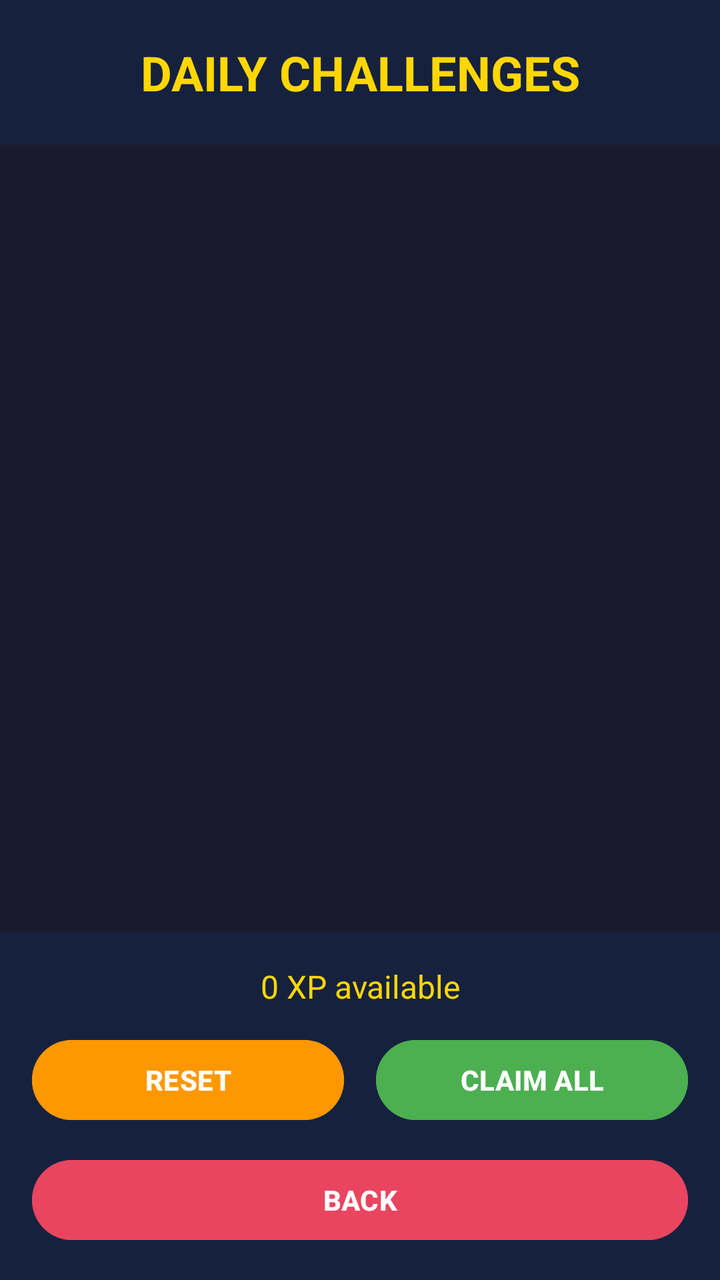
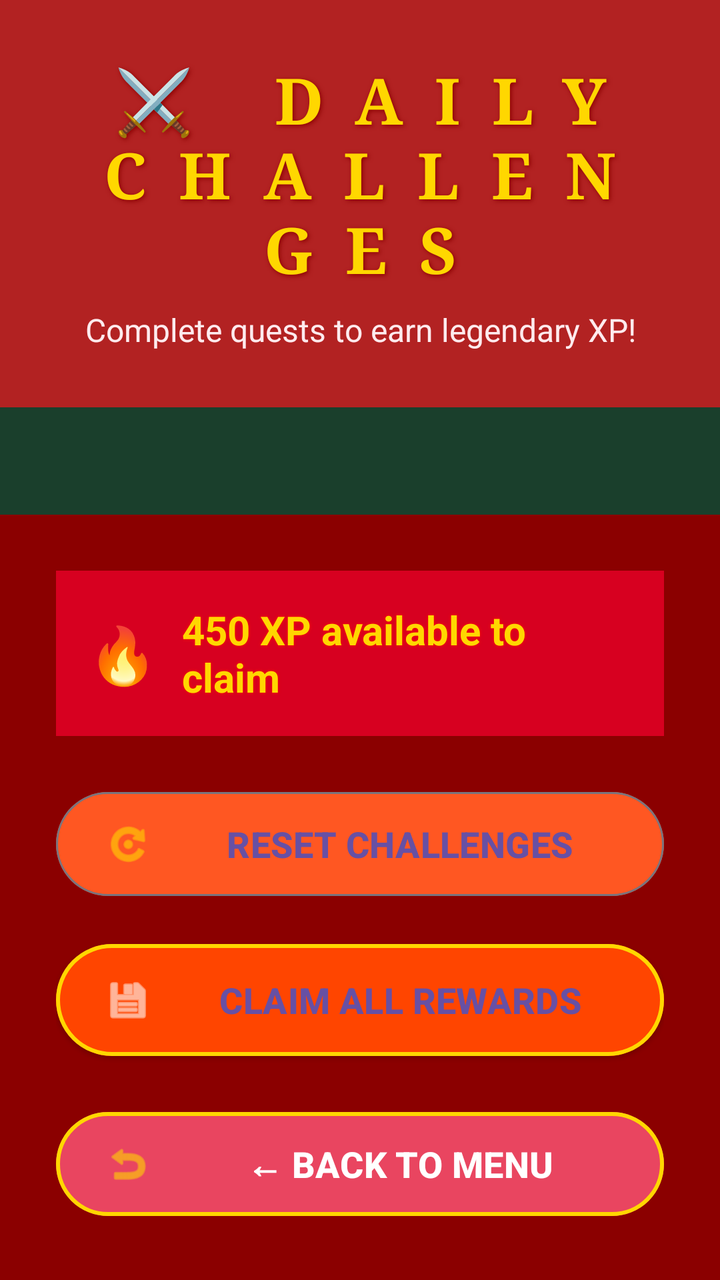

Compare the two renders of this Android layout. The source of the first and the diff that turns it into the second are given below.
<!-- AndroidManifest.xml: application theme Theme.HuntersGame -->
<!-- res/layout/activity_challenges.xml -->
<?xml version="1.0" encoding="utf-8"?>
<LinearLayout xmlns:android="http://schemas.android.com/apk/res/android"
    android:layout_width="match_parent"
    android:layout_height="match_parent"
    android:orientation="vertical"
    android:background="#1A1A2E">

    
    <LinearLayout
        android:layout_width="match_parent"
        android:layout_height="wrap_content"
        android:orientation="vertical"
        android:padding="20dp"
        android:paddingTop="40dp"
        android:background="#16213E">

        <TextView
            android:layout_width="match_parent"
            android:layout_height="wrap_content"
            android:text="DAILY CHALLENGES"
            android:textSize="24sp"
            android:textStyle="bold"
            android:textColor="#FFD700"
            android:gravity="center"/>
    </LinearLayout>

    
    <ScrollView
        android:layout_width="match_parent"
        android:layout_height="0dp"
        android:layout_weight="1">

        <LinearLayout
            android:id="@+id/challenges_container"
            android:layout_width="match_parent"
            android:layout_height="wrap_content"
            android:orientation="vertical"
            android:padding="16dp"/>
    </ScrollView>

    
    <LinearLayout
        android:layout_width="match_parent"
        android:layout_height="wrap_content"
        android:orientation="vertical"
        android:padding="16dp"
        android:background="#16213E">

        
        <TextView
            android:id="@+id/tv_total_rewards"
            android:layout_width="match_parent"
            android:layout_height="wrap_content"
            android:text="0 XP available"
            android:textSize="16sp"
            android:textColor="#FFD700"
            android:gravity="center"
            android:layout_marginBottom="12dp"/>

        
        <LinearLayout
            android:layout_width="match_parent"
            android:layout_height="wrap_content"
            android:orientation="horizontal">

            <Button
                android:id="@+id/btn_reset_challenges"
                android:layout_width="0dp"
                android:layout_height="48dp"
                android:layout_weight="1"
                android:text="RESET"
                android:textSize="14sp"
                android:textStyle="bold"
                android:backgroundTint="#FF9800"
                android:layout_marginEnd="8dp"/>

            <Button
                android:id="@+id/btn_claim_all"
                android:layout_width="0dp"
                android:layout_height="48dp"
                android:layout_weight="1"
                android:text="CLAIM ALL"
                android:textSize="14sp"
                android:textStyle="bold"
                android:backgroundTint="#4CAF50"
                android:layout_marginStart="8dp"/>
        </LinearLayout>

        
        <Button
            android:id="@+id/btn_back_challenges"
            android:layout_width="match_parent"
            android:layout_height="48dp"
            android:text="BACK"
            android:textSize="14sp"
            android:textStyle="bold"
            android:backgroundTint="#E94560"
            android:layout_marginTop="12dp"/>
    </LinearLayout>

</LinearLayout>
<!-- resources referenced by this layout -->
<resources>
  <style name="Theme.HuntersGame" parent="Base.Theme.HuntersGame" />
  <style name="Base.Theme.HuntersGame" parent="Theme.Material3.DayNight.NoActionBar">
          
          
      </style>
</resources>

<!-- the commit's change to res/layout/activity_challenges.xml (unified diff, before → after) -->
@@ -1,101 +1,152 @@
 <?xml version="1.0" encoding="utf-8"?>
 <LinearLayout xmlns:android="http://schemas.android.com/apk/res/android"
+    xmlns:app="http://schemas.android.com/apk/res-auto"
     android:layout_width="match_parent"
     android:layout_height="match_parent"
     android:orientation="vertical"
-    android:background="#1A1A2E">
+    android:background="#1A3F2C">
 
     
     <LinearLayout
         android:layout_width="match_parent"
         android:layout_height="wrap_content"
         android:orientation="vertical"
-        android:padding="20dp"
-        android:paddingTop="40dp"
-        android:background="#16213E">
+        android:padding="28dp"
+        android:paddingTop="56dp"
+        android:background="#B22222">
 
         <TextView
             android:layout_width="match_parent"
             android:layout_height="wrap_content"
-            android:text="DAILY CHALLENGES"
-            android:textSize="24sp"
+            android:text="⚔️ DAILY CHALLENGES"
+            android:textSize="32sp"
             android:textStyle="bold"
+            android:fontFamily="serif"
             android:textColor="#FFD700"
+            android:shadowColor="#8B0000"
+            android:shadowDx="2"
+            android:shadowDy="2"
+            android:shadowRadius="6"
+            android:letterSpacing="0.5"
             android:gravity="center"/>
+
+        <TextView
+            android:layout_width="match_parent"
+            android:layout_height="wrap_content"
+            android:text="Complete quests to earn legendary XP!"
+            android:textSize="16sp"
+            android:textColor="#FFEBEE"
+            android:gravity="center"
+            android:layout_marginTop="8dp"
+            android:lineSpacingExtra="2dp"/>
     </LinearLayout>
 
     
-    <ScrollView
+    <androidx.core.widget.NestedScrollView
         android:layout_width="match_parent"
         android:layout_height="0dp"
-        android:layout_weight="1">
+        android:layout_weight="1"
+        android:fillViewport="true">
 
         <LinearLayout
             android:id="@+id/challenges_container"
             android:layout_width="match_parent"
             android:layout_height="wrap_content"
             android:orientation="vertical"
-            android:padding="16dp"/>
-    </ScrollView>
+            android:padding="28dp"
+            android:paddingBottom="160dp"/>
+    </androidx.core.widget.NestedScrollView>
 
     
     <LinearLayout
         android:layout_width="match_parent"
         android:layout_height="wrap_content"
         android:orientation="vertical"
-        android:padding="16dp"
-        android:background="#16213E">
-
-        
-        <TextView
-            android:id="@+id/tv_total_rewards"
-            android:layout_width="match_parent"
-            android:layout_height="wrap_content"
-            android:text="0 XP available"
-            android:textSize="16sp"
-            android:textColor="#FFD700"
-            android:gravity="center"
-            android:layout_marginBottom="12dp"/>
+        android:padding="28dp"
+        android:background="#8B0000">
 
         
         <LinearLayout
             android:layout_width="match_parent"
             android:layout_height="wrap_content"
-            android:orientation="horizontal">
+            android:orientation="horizontal"
+            android:gravity="center_vertical"
+            android:background="#FFD70020"
+            android:padding="16dp"
+            android:layout_marginBottom="24dp"
+            android:clipToPadding="false">
 
-            <Button
-                android:id="@+id/btn_reset_challenges"
+            <TextView
+                android:layout_width="wrap_content"
+                android:layout_height="wrap_content"
+                android:text="🔥"
+                android:textSize="28sp"
+                android:layout_marginEnd="12dp"/>
+
+            <TextView
+                android:id="@+id/tv_total_rewards"
                 android:layout_width="0dp"
-                android:layout_height="48dp"
+                android:layout_height="wrap_content"
                 android:layout_weight="1"
-                android:text="RESET"
-                android:textSize="14sp"
+                android:text="450 XP available to claim"
+                android:textSize="20sp"
                 android:textStyle="bold"
-                android:backgroundTint="#FF9800"
-                android:layout_marginEnd="8dp"/>
-
-            <Button
-                android:id="@+id/btn_claim_all"
-                android:layout_width="0dp"
-                android:layout_height="48dp"
-                android:layout_weight="1"
-                android:text="CLAIM ALL"
-                android:textSize="14sp"
-                android:textStyle="bold"
-                android:backgroundTint="#4CAF50"
-                android:layout_marginStart="8dp"/>
+                android:textColor="#FFD700"
+                android:shadowColor="#FF0000"
+                android:shadowRadius="4"/>
         </LinearLayout>
 
         
-        <Button
+        <com.google.android.material.button.MaterialButton
+            android:id="@+id/btn_reset_challenges"
+            style="@style/Widget.Material3.Button.OutlinedButton"
+            android:layout_width="match_parent"
+            android:layout_height="60dp"
+            android:layout_marginBottom="16dp"
+            android:text="RESET CHALLENGES"
+            android:textSize="18sp"
+            android:textStyle="bold"
+            app:backgroundTint="#FF5722"
+            app:icon="@android:drawable/ic_menu_rotate"
+            app:iconTint="#FFD700"
+            app:iconGravity="start"
+            app:iconPadding="16dp"
+            app:iconSize="24dp"/>
+
+        <com.google.android.material.button.MaterialButton
+            android:id="@+id/btn_claim_all"
+            style="@style/Widget.Material3.Button.ElevatedButton"
+            android:layout_width="match_parent"
+            android:layout_height="64dp"
+            android:layout_marginBottom="20dp"
+            android:text="CLAIM ALL REWARDS"
+            android:textSize="18sp"
+            android:textStyle="bold"
+            app:backgroundTint="#FF4500"
+            app:strokeColor="#FFD700"
+            app:strokeWidth="2dp"
+            app:icon="@android:drawable/ic_menu_save"
+            app:iconTint="#FFFFFF"
+            app:iconGravity="start"
+            app:iconPadding="16dp"
+            app:iconSize="24dp"/>
+
+        <com.google.android.material.button.MaterialButton
             android:id="@+id/btn_back_challenges"
+            style="@style/Widget.Material3.Button"
             android:layout_width="match_parent"
-            android:layout_height="48dp"
-            android:text="BACK"
-            android:textSize="14sp"
+            android:layout_height="60dp"
+            android:text="← BACK TO MENU"
+            android:textSize="18sp"
             android:textStyle="bold"
-            android:backgroundTint="#E94560"
-            android:layout_marginTop="12dp"/>
+            app:backgroundTint="#E94560"
+            app:strokeColor="#FFD700"
+            app:strokeWidth="2dp"
+            app:icon="@android:drawable/ic_menu_revert"
+            app:iconTint="#FFD700"
+            app:iconGravity="start"
+            app:iconPadding="16dp"
+            app:iconSize="24dp"/>
     </LinearLayout>
 
 </LinearLayout>
